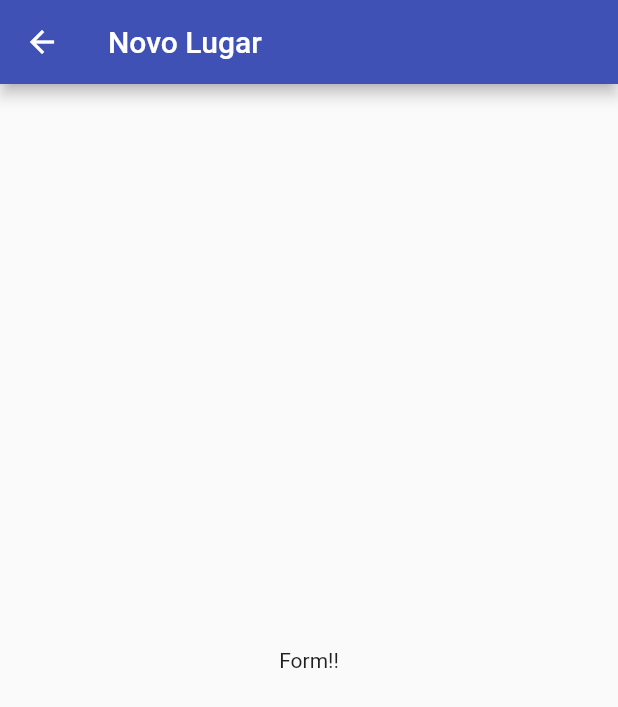
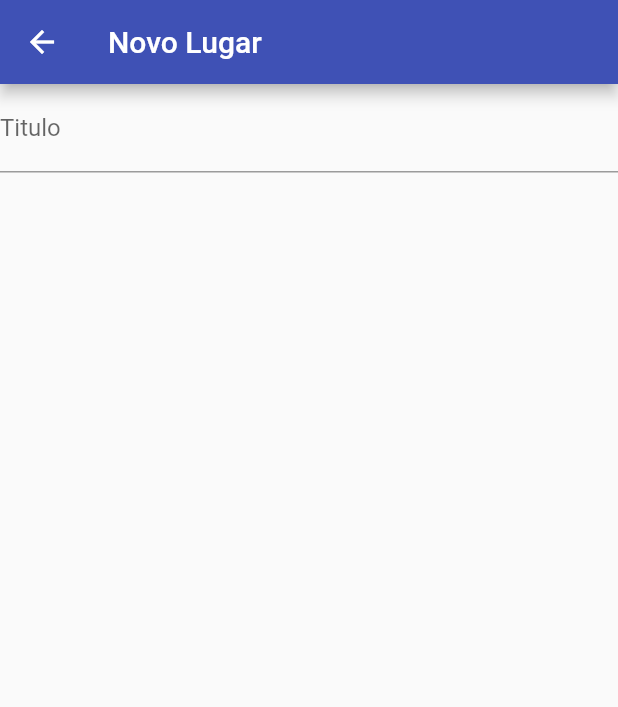
Before and after one commit to lucianopalhares/camap_bd_flutter, a Flutter app: the PlaceFormScreen screen opened by its route, on a phone screen of 412 x 824 dp. Shown: the top 707 px of the screen. Run offline on Flutter 3.47's test engine with Material 2 defaults, Android fonts, the light colour scheme and no system bars.

Commit message:
iniciando o campo titulo do place form, form de lugar

```diff
--- a/lib/screens/place_form_screen.dart
+++ b/lib/screens/place_form_screen.dart
@@ -16,8 +16,14 @@ class _PlaceFormScreenState extends State<PlaceFormScreen> {
       appBar: AppBar(
         title: Text('Novo Lugar'),
       ),
-      body: Center(
-        child: Text('Form!!'),
+      body: Column(
+        children: <Widget>[
+          TextField(
+            decoration: InputDecoration(
+              labelText: 'Titulo'
+            ),
+          )
+        ]
       ),
     );
   }
```
